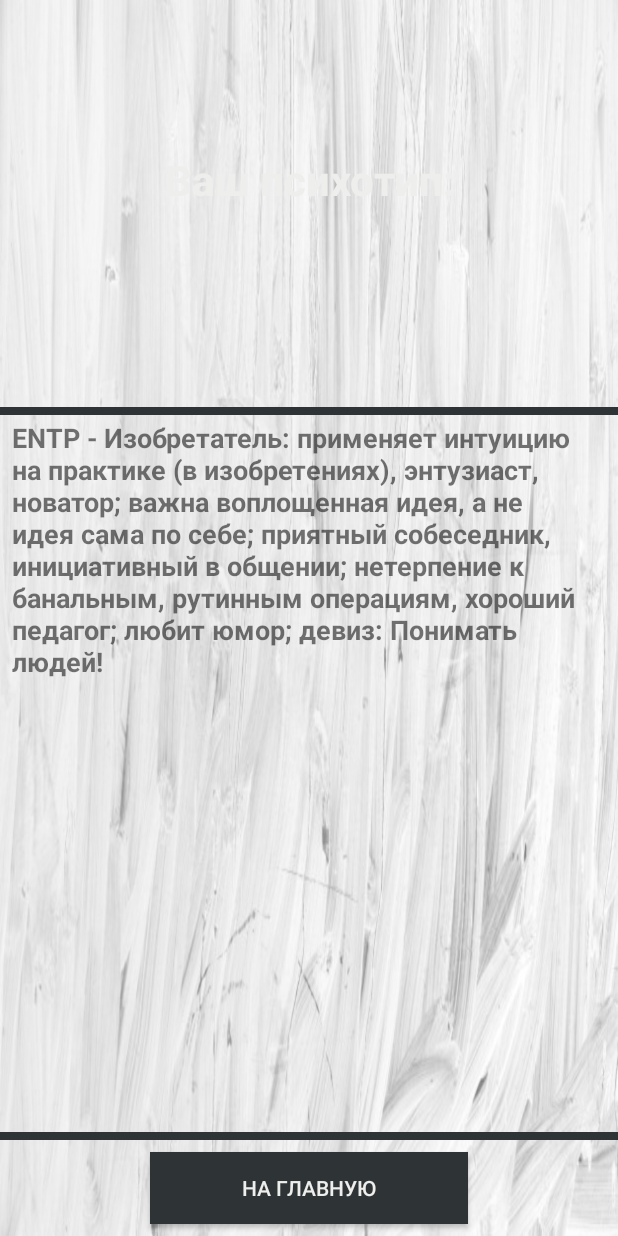
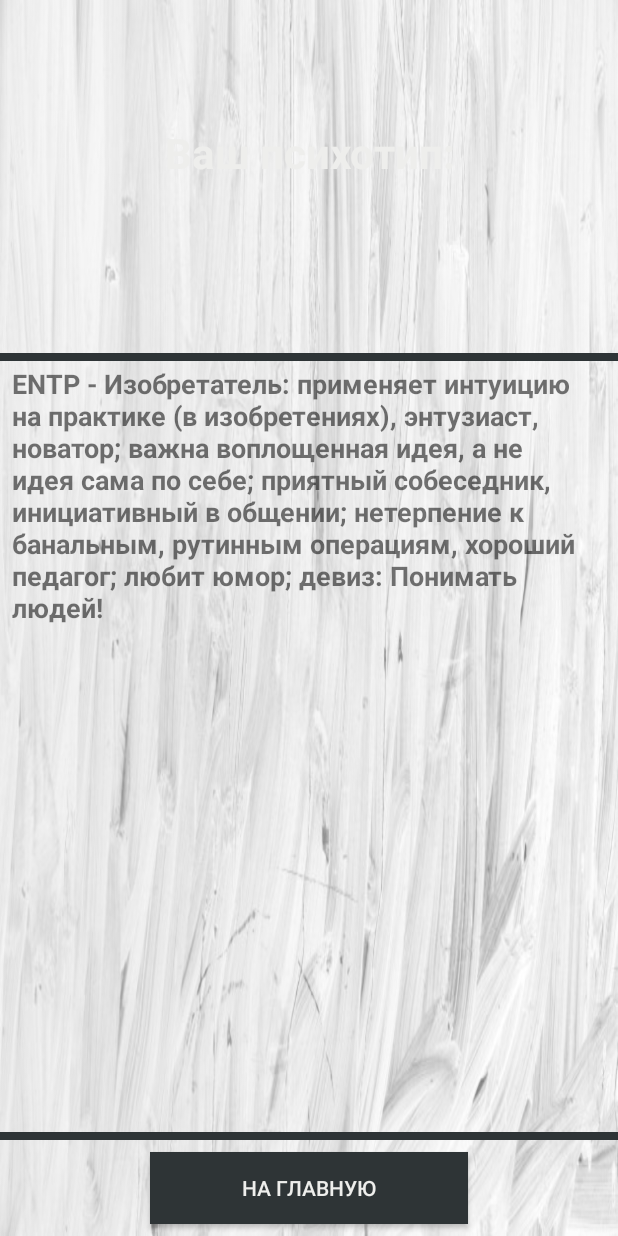
Before and after one commit to Kononkov1998/Keirsey_test, an Android app: the layout activity_result.xml on its own in the app's theme, with its tools: preview values and no code run, on a phone screen of 412 x 824 dp. Run offline under Robolectric (Android 15) with nearby library versions, the phone set to English and light mode, and no system bars.

Commit message:
Уменьшение высоты изображения в окне результата

```diff
--- a/app/src/main/res/layout/activity_result.xml
+++ b/app/src/main/res/layout/activity_result.xml
@@ -54,7 +54,7 @@
     <ImageView
         android:id="@+id/result_image"
         android:layout_width="0dp"
-        android:layout_height="271dp"
+        android:layout_height="235dp"
         android:scaleType="fitXY"
         app:layout_constraintEnd_toEndOf="parent"
         app:layout_constraintHorizontal_bias="0.0"
```
